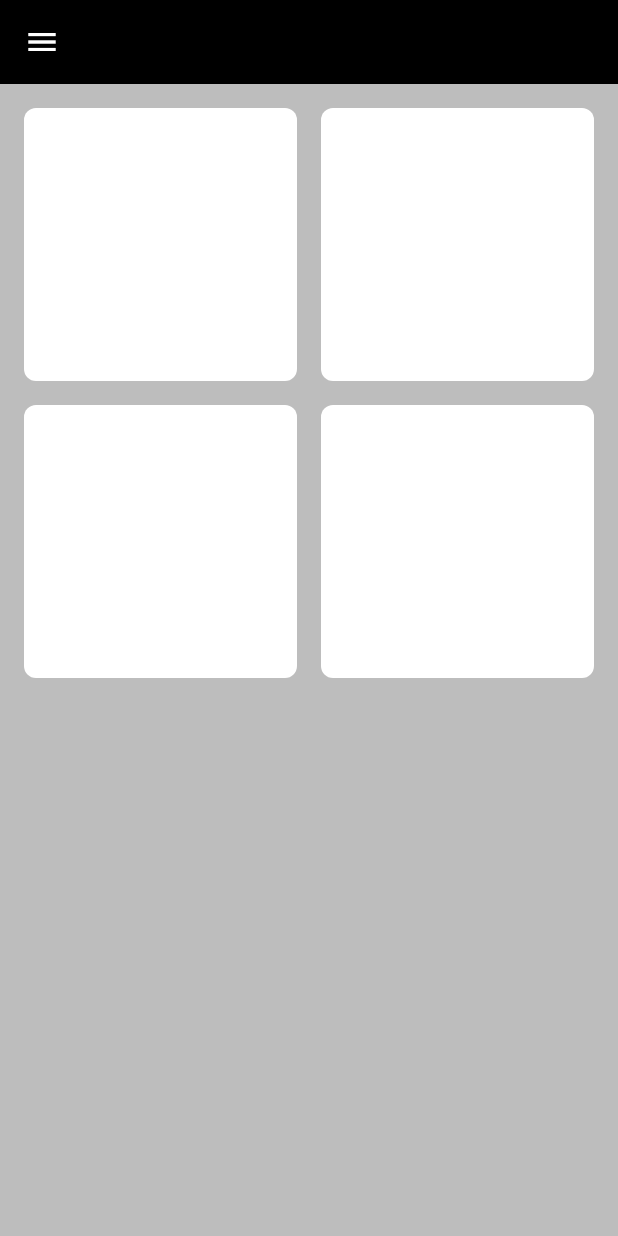
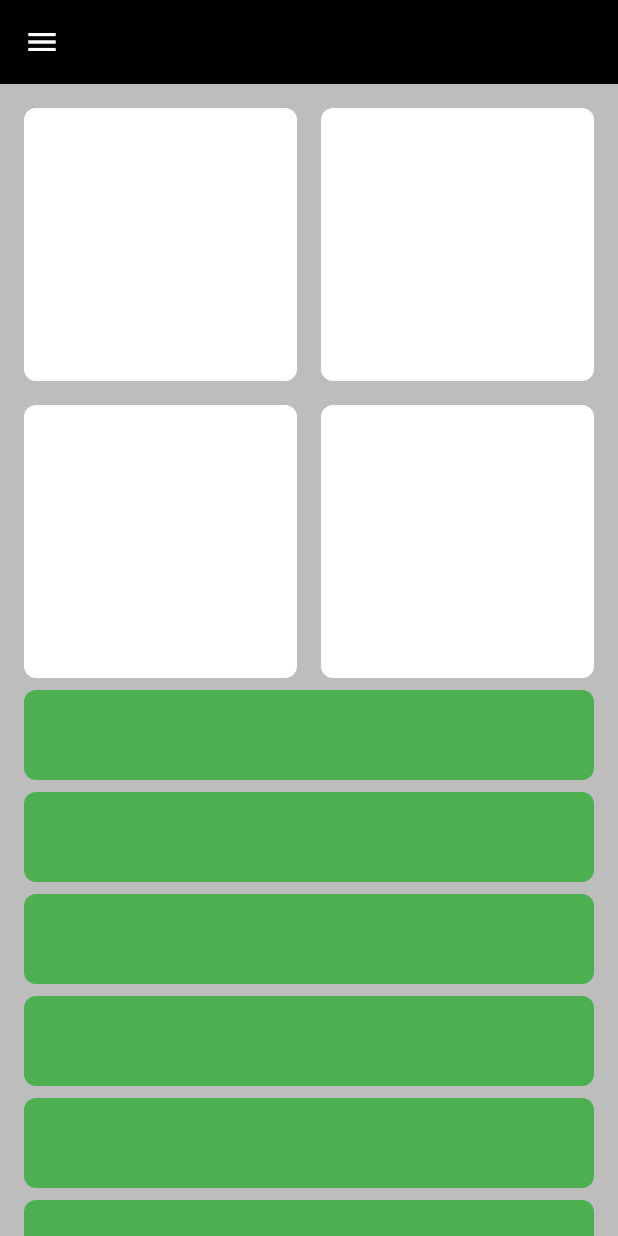
Before and after one commit to MohamedHamedAbdulhakam/adaptive_and_responsive_ui, a Flutter app: the screen it shows after launch, on a phone screen of 412 x 824 dp. Run offline on Flutter 3.47's test engine with Material 3 defaults, Android fonts, the light colour scheme and no system bars.

Commit message:
custom sliver list

```diff
--- /dev/null
+++ b/lib/views/widgets/custom_item2.dart
@@ -0,0 +1,12 @@
+import 'package:flutter/material.dart';
+
+class CustomItem2 extends StatelessWidget {
+  const CustomItem2({super.key});
+
+  @override
+  Widget build(BuildContext context) {
+    return Container(
+      height: 60,
+      decoration: BoxDecoration(color: Colors.green,borderRadius: BorderRadius.circular(8)),);
+  }
+}
--- a/lib/views/widgets/home_view_body.dart
+++ b/lib/views/widgets/home_view_body.dart
@@ -1,3 +1,4 @@
+import 'package:adaptive_and_responsive_ui/views/widgets/custom_list_view.dart';
 import 'package:adaptive_and_responsive_ui/views/widgets/custom_sliver_grid.dart';
 import 'package:flutter/material.dart';
 
@@ -7,10 +8,11 @@ class HomeViewBody extends StatelessWidget {
   @override
   Widget build(BuildContext context) {
     return Padding(
-      padding: const EdgeInsets.fromLTRB(16,16,16,0),
+      padding: const EdgeInsets.fromLTRB(16, 16, 16, 0),
       child: const CustomScrollView(
         slivers: [
-          CustomSliverGrid()
+          CustomSliverGrid(),
+        CustomSliversListView(),
         ],
       ),
     );
```
Also changed, not shown: lib/views/widgets/custom_list_view.dart (added, +18 -0 lines).
